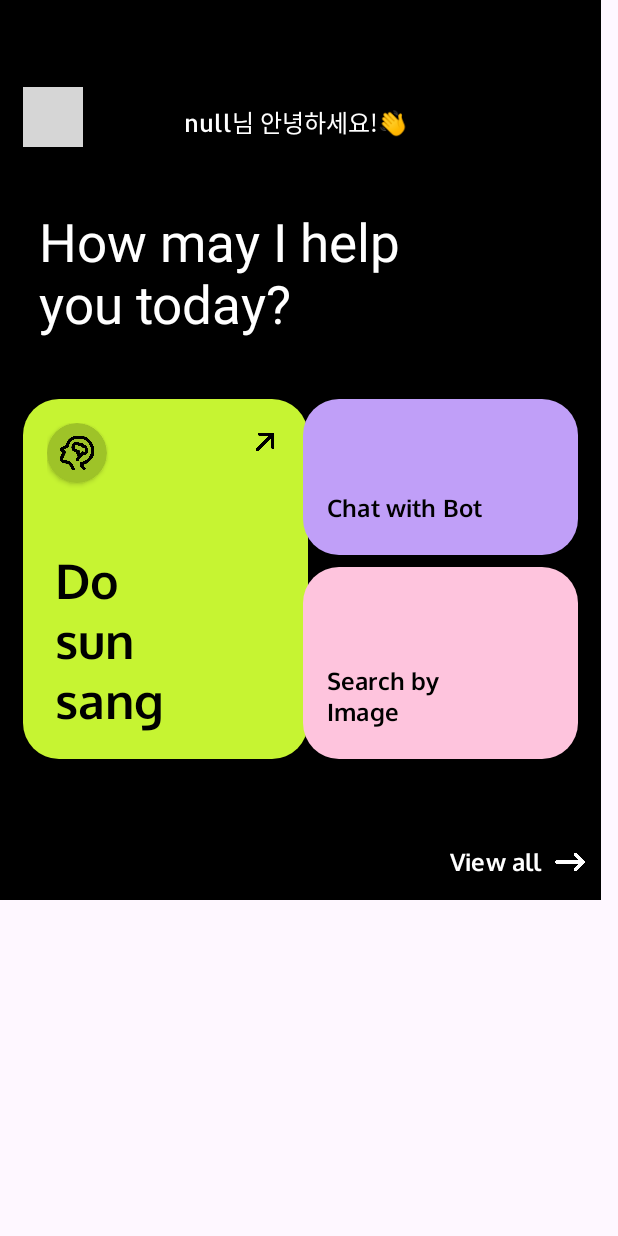
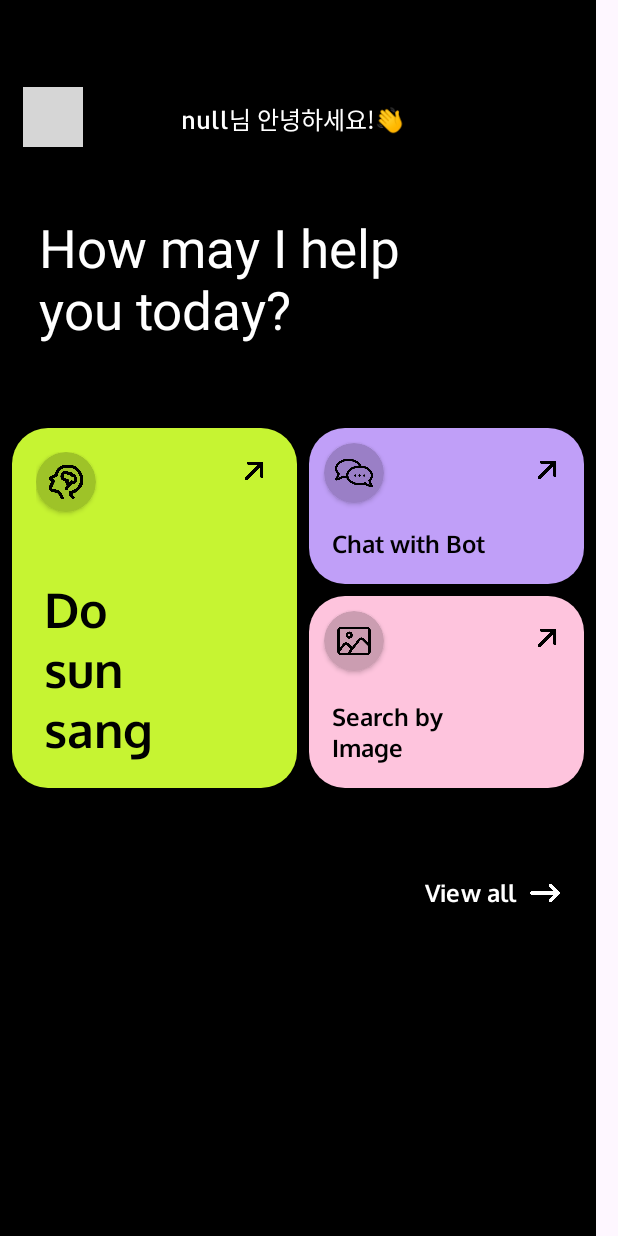
Before and after one commit to seungjun9999/DoTeacher, an Android app: the HomeFragment screen opened directly, with no data from a screen before it, on a phone screen of 412 x 824 dp. Run offline under Robolectric (Android 15) with nearby library versions, the phone set to English and light mode, and no system bars; our stand-ins replace CircleImageView, Dagger/Hilt's generated code, data binding; pictures from the network do not load; Roboto replaces fonts that are not available here; grey boxes are pictures that could not be loaded.

Commit message:
UI : Home Fragment design & edit
홈 화면을 모든 핸드폰에 균일하게 적용될 수 있도록 수정

추가 디자인

```diff
--- a/DoTeacher/app/src/main/res/layout/fragment_home.xml
+++ b/DoTeacher/app/src/main/res/layout/fragment_home.xml
@@ -31,15 +31,15 @@
             android:id="@+id/tv_username"
             android:layout_width="wrap_content"
             android:layout_height="wrap_content"
-            android:layout_marginTop="69dp"
+            android:layout_marginTop="67dp"
+            android:fontFamily="@font/allerta"
             android:hint="최승준님 안녕하세요!ㅁ"
             android:text="@{@string/greeting_format(userData.userName)}"
             android:textColor="@color/white"
             android:textColorHint="@color/white"
             android:textSize="16sp"
-            android:fontFamily="@font/allerta"
-            app:layout_constraintEnd_toEndOf="parent"
-            app:layout_constraintStart_toStartOf="parent"
+            app:layout_constraintEnd_toStartOf="@+id/img_profile"
+            app:layout_constraintStart_toEndOf="@+id/menu_back"
             app:layout_constraintTop_toTopOf="parent" />
 
 
@@ -70,32 +70,32 @@
             android:layout_width="wrap_content"
             android:layout_height="wrap_content"
             android:layout_marginStart="26dp"
-            android:layout_marginTop="137dp"
+            android:layout_marginTop="50dp"
             android:fontFamily="@font/oxygen"
             android:text="How may I help\nyou today?"
             android:textColor="@color/white"
             android:textSize="35sp"
             app:layout_constraintStart_toStartOf="parent"
-            app:layout_constraintTop_toTopOf="parent" />
+            app:layout_constraintTop_toBottomOf="@+id/tv_username" />
 
         <androidx.constraintlayout.widget.ConstraintLayout
             android:id="@+id/btn_dosunsang"
             android:layout_width="190dp"
             android:layout_height="240dp"
-            android:layout_marginStart="15dp"
-            android:layout_marginTop="266dp"
+            android:layout_marginStart="8dp"
+            android:layout_marginTop="55dp"
+            android:layout_marginEnd="8dp"
             android:background="@drawable/main_btn_round_dosunsang"
             android:padding="16dp"
+            app:layout_constraintEnd_toStartOf="@+id/btn_chatbot"
             app:layout_constraintStart_toStartOf="parent"
-            app:layout_constraintTop_toTopOf="parent">
-
+            app:layout_constraintTop_toBottomOf="@+id/textView2">
 
 
             <androidx.cardview.widget.CardView
-                android:id="@+id/cv_love"
+                android:id="@+id/cv_dosunsang"
                 android:layout_width="40dp"
                 android:layout_height="40dp"
-
                 android:backgroundTint="#9ec328"
                 app:cardCornerRadius="40dp"
                 app:layout_constraintStart_toStartOf="parent"
@@ -113,8 +113,8 @@
                 android:id="@+id/btn_dosunsang_text"
                 android:layout_width="wrap_content"
                 android:layout_height="wrap_content"
+                android:layout_marginStart="5dp"
                 android:layout_marginTop="10dp"
-                android:layout_marginStart="5dp"
                 android:fontFamily="@font/oxygen_bold"
                 android:text="Do\nsun\nsang"
                 android:textAlignment="viewStart"
@@ -124,7 +124,6 @@
                 app:layout_constraintStart_toStartOf="parent" />
 
             <ImageView
-                android:id="@+id/imageView"
                 android:layout_width="25dp"
                 android:layout_height="25dp"
                 app:layout_constraintEnd_toEndOf="parent"
@@ -132,47 +131,122 @@
                 app:srcCompat="@drawable/right_arrow" />
         </androidx.constraintlayout.widget.ConstraintLayout>
 
-        <Button
+
+        <androidx.constraintlayout.widget.ConstraintLayout
             android:id="@+id/btn_chatbot"
             android:layout_width="183dp"
             android:layout_height="104dp"
-            android:layout_marginTop="266dp"
-            android:layout_marginEnd="15dp"
-            android:textSize="16sp"
-            android:textColor="@color/black"
-            app:backgroundTint="@null"
+            android:layout_marginTop="55dp"
+            android:layout_marginEnd="8dp"
             android:background="@drawable/main_btn_round_chat"
-            android:fontFamily="@font/oxygen_bold"
-            android:text="Chat with Bot"
-            android:gravity="bottom"
-            android:padding="16sp"
             app:layout_constraintEnd_toEndOf="parent"
-            app:layout_constraintTop_toTopOf="parent" />
+            app:layout_constraintTop_toBottomOf="@+id/textView2">
 
-        <Button
+            <TextView
+                android:layout_width="wrap_content"
+                android:layout_height="wrap_content"
+                android:layout_marginStart="15dp"
+                android:layout_marginBottom="15dp"
+                android:fontFamily="@font/oxygen_bold"
+                android:text="Chat with Bot"
+                android:textColor="@color/black"
+                android:textSize="16sp"
+                app:layout_constraintBottom_toBottomOf="parent"
+                app:layout_constraintStart_toStartOf="parent">
+            </TextView>
+
+            <ImageView
+                android:layout_width="25dp"
+                android:layout_height="25dp"
+                android:layout_marginTop="15dp"
+                android:layout_marginEnd="12dp"
+                app:layout_constraintEnd_toEndOf="parent"
+                app:layout_constraintTop_toTopOf="parent"
+                app:srcCompat="@drawable/right_arrow" />
+
+            <androidx.cardview.widget.CardView
+                android:id="@+id/cv_chat"
+                android:layout_width="40dp"
+                android:layout_height="40dp"
+                android:layout_marginStart="10dp"
+                android:layout_marginTop="10dp"
+                android:backgroundTint="#9A7FC6"
+                app:cardCornerRadius="40dp"
+                app:layout_constraintStart_toStartOf="parent"
+                app:layout_constraintTop_toTopOf="parent">
+
+                <ImageView
+                    android:layout_width="25dp"
+                    android:layout_height="25dp"
+                    android:layout_gravity="center"
+                    android:src="@drawable/chat" />
+
+            </androidx.cardview.widget.CardView>
+
+        </androidx.constraintlayout.widget.ConstraintLayout>
+
+        <androidx.constraintlayout.widget.ConstraintLayout
             android:id="@+id/btn_gallery"
             android:layout_width="183dp"
-            android:layout_height="128sp"
+            android:layout_height="128dp"
             android:layout_marginTop="8dp"
-            android:layout_marginEnd="15dp"
+            android:layout_marginEnd="8dp"
+            android:background="@drawable/main_btn_round_gallery"
             android:fontFamily="@font/oxygen_bold"
-            android:textSize="16sp"
-            android:paddingBottom="18sp"
-            android:background="@drawable/main_btn_round_gallery"
-            app:backgroundTint="@null"
-            android:textColor="@color/black"
-            android:gravity="bottom|start"
-            android:padding="16sp"
-            android:text="Search by\nImage"
             app:layout_constraintEnd_toEndOf="parent"
-            app:layout_constraintTop_toBottomOf="@+id/btn_chatbot" />
+            app:layout_constraintTop_toBottomOf="@+id/btn_chatbot">
+
+
+            <androidx.cardview.widget.CardView
+                android:id="@+id/cv_gallery"
+                android:layout_width="40dp"
+                android:layout_height="40dp"
+                android:layout_marginStart="10dp"
+                android:layout_marginTop="10dp"
+                android:backgroundTint="#CB9DB1"
+                app:cardCornerRadius="40dp"
+                app:layout_constraintStart_toStartOf="parent"
+                app:layout_constraintTop_toTopOf="parent">
+
+                <ImageView
+                    android:layout_width="25dp"
+                    android:layout_height="25dp"
+                    android:layout_gravity="center"
+                    android:src="@drawable/gallery" />
+
+            </androidx.cardview.widget.CardView>
+            <TextView
+                android:layout_width="wrap_content"
+                android:layout_height="wrap_content"
+                android:layout_marginStart="15dp"
+                android:layout_marginBottom="15dp"
+                android:fontFamily="@font/oxygen_bold"
+                android:text="Search by\nImage"
+                android:textColor="@color/black"
+                android:textSize="16sp"
+                app:layout_constraintBottom_toBottomOf="parent"
+                app:layout_constraintStart_toStartOf="parent">
+
+            </TextView>
+            <ImageView
+                android:id="@+id/imageView"
+                android:layout_width="25dp"
+                android:layout_height="25dp"
+                android:layout_marginTop="15dp"
+                android:layout_marginEnd="12dp"
+                app:layout_constraintEnd_toEndOf="parent"
+                app:layout_constraintTop_toTopOf="parent"
+                app:srcCompat="@drawable/right_arrow" />
+
+        </androidx.constraintlayout.widget.ConstraintLayout>
 
         <Button
             android:id="@+id/btn_viewall"
             android:layout_width="wrap_content"
             android:layout_height="wrap_content"
-            android:layout_marginStart="290dp"
-            android:layout_marginTop="550dp"
+            android:layout_marginStart="270dp"
+            android:layout_marginTop="45dp"
+            android:layout_marginEnd="10dp"
             android:drawableEnd="@drawable/center_arrowxml"
             android:drawablePadding="8dp"
             android:fontFamily="@font/oxygen_bold"
@@ -184,8 +258,17 @@
             app:drawableTint="@color/white"
             app:drawableTintMode="src_in"
             app:iconSize="16dp"
+            app:layout_constraintEnd_toEndOf="parent"
             app:layout_constraintStart_toStartOf="parent"
-            app:layout_constraintTop_toTopOf="parent" />
+            app:layout_constraintTop_toBottomOf="@+id/btn_dosunsang" />
+
+        <androidx.recyclerview.widget.RecyclerView
+            android:layout_width="391dp"
+            android:layout_height="245dp"
+            app:layout_constraintBottom_toBottomOf="parent"
+            app:layout_constraintEnd_toEndOf="parent"
+            app:layout_constraintStart_toStartOf="parent"
+            app:layout_constraintTop_toBottomOf="@+id/btn_viewall" />
 
     </androidx.constraintlayout.widget.ConstraintLayout>
 </layout>
```
